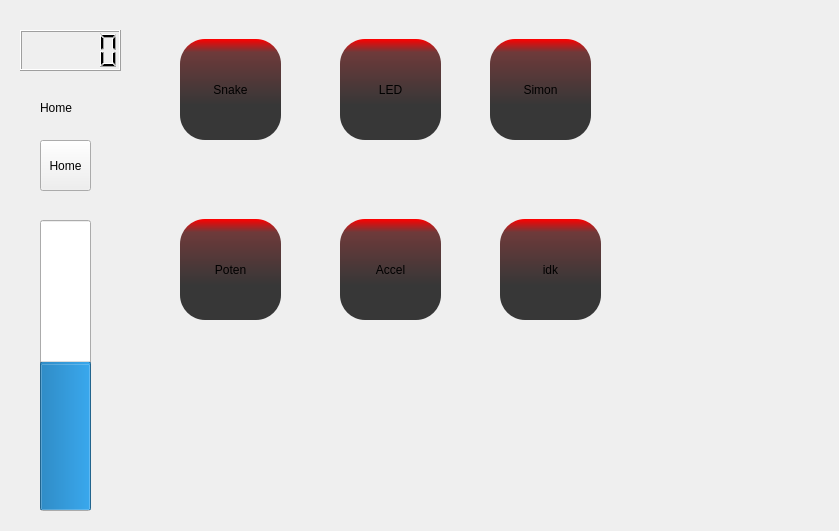
The window that QtMENnette/MainWindow.ui (LuluLePerdu/P11_MENnette) describes before a commit, drawn with Qt 5.
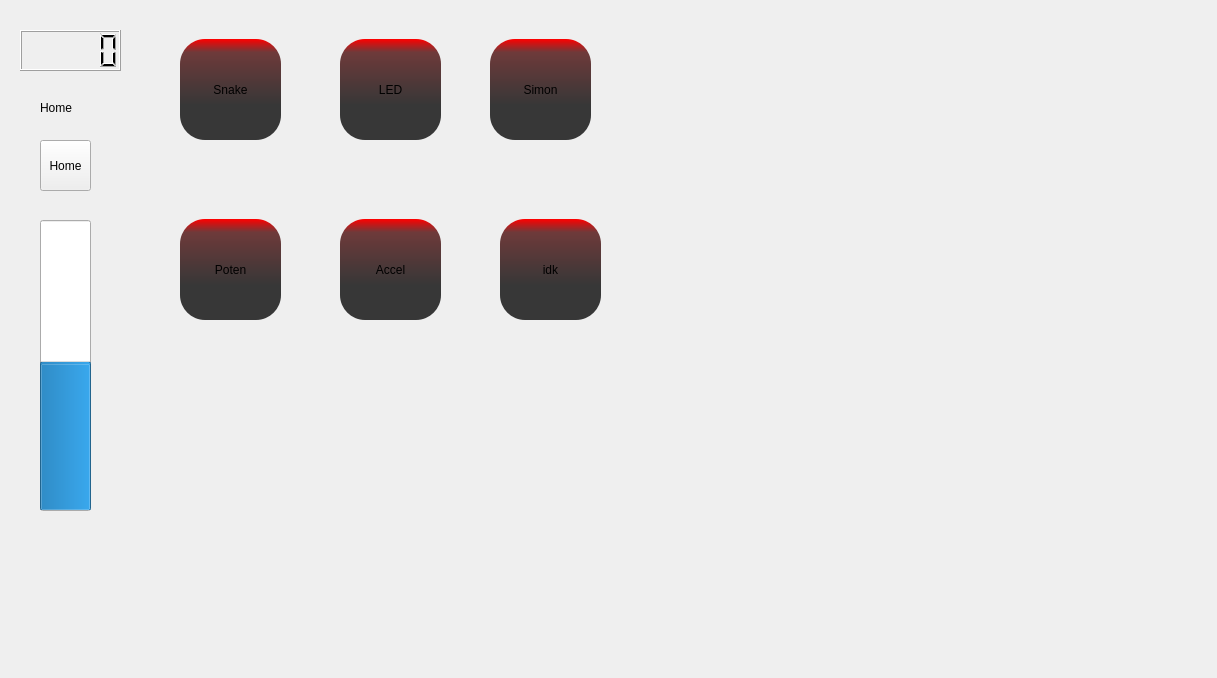
The same window after the commit. The open tabs and pages were chosen to show the change.

What changed in the file:
```diff
--- a/QtMENnette/MainWindow.ui
+++ b/QtMENnette/MainWindow.ui
@@ -6,8 +6,8 @@
    <rect>
     <x>0</x>
     <y>0</y>
-    <width>839</width>
-    <height>531</height>
+    <width>1217</width>
+    <height>678</height>
    </rect>
   </property>
   <property name="windowTitle">
@@ -18,8 +18,8 @@
     <rect>
      <x>140</x>
      <y>9</y>
-     <width>691</width>
-     <height>501</height>
+     <width>1071</width>
+     <height>661</height>
     </rect>
    </property>
    <property name="currentIndex">
```
Left out of the diff: 2 changed lines with no effect on the pictures.
